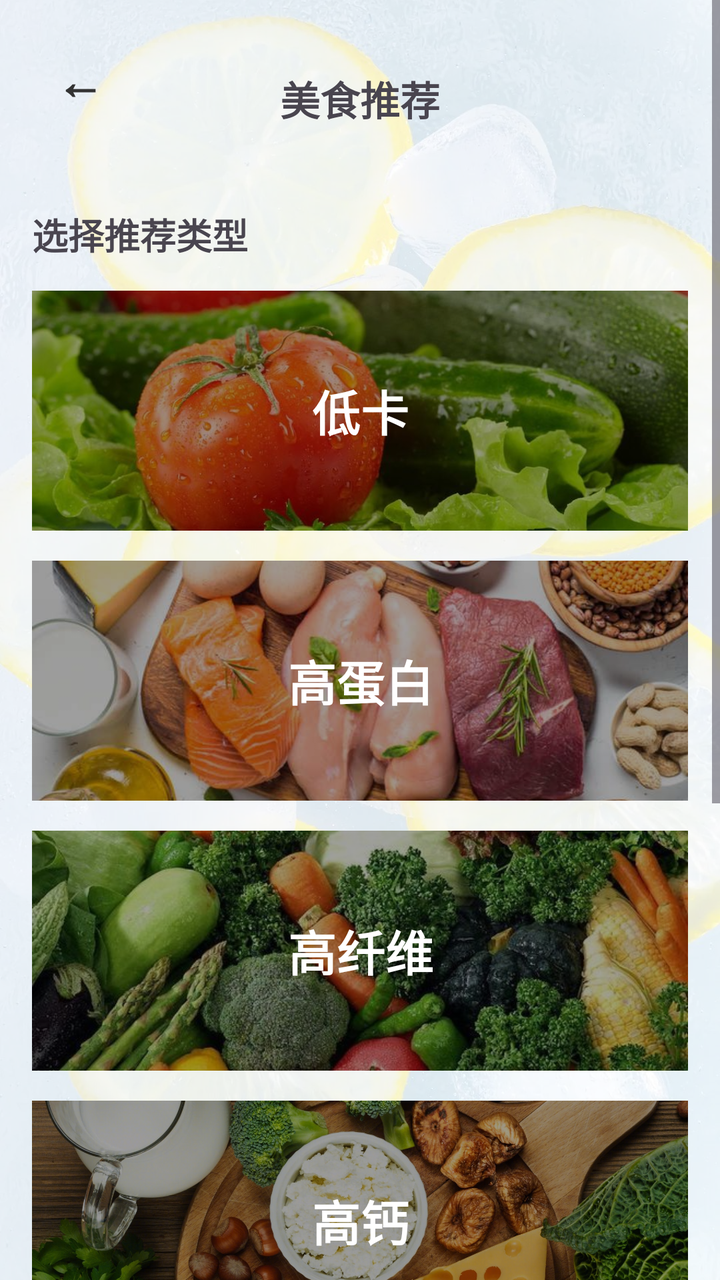
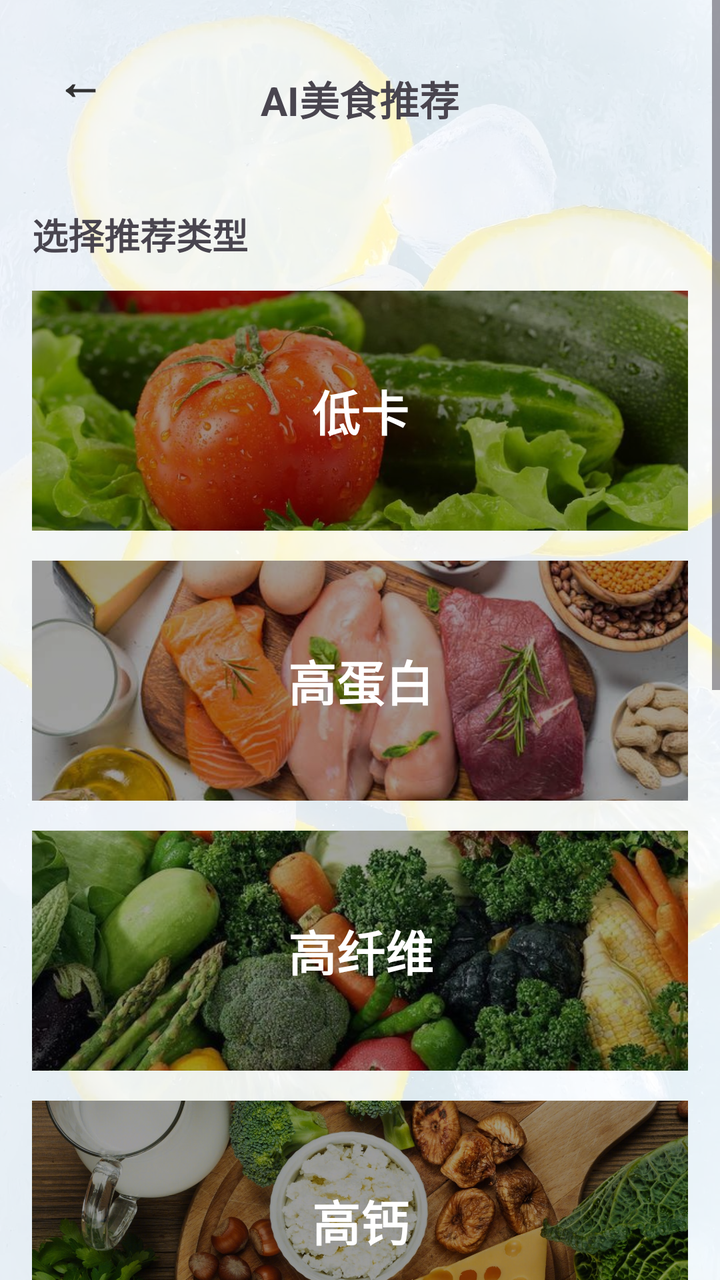

Before-and-after screenshots of an Android layout around one commit, followed by the original layout XML and the change that was made.
<!-- AndroidManifest.xml: application theme Base.Theme.Food_project -->
<!-- res/layout/activity_food_recommend.xml -->
<?xml version="1.0" encoding="utf-8"?>
<FrameLayout xmlns:android="http://schemas.android.com/apk/res/android"
    android:layout_width="match_parent"
    android:layout_height="match_parent">

    
    <ImageView
        android:layout_width="match_parent"
        android:layout_height="match_parent"
        android:src="@drawable/beijing"
        android:scaleType="centerCrop"/>

    
    <View
        android:layout_width="match_parent"
        android:layout_height="match_parent"
        android:background="#C0FFFFFF"/>

    
    <ScrollView
        android:layout_width="match_parent"
        android:layout_height="match_parent">

        <LinearLayout
            android:layout_width="match_parent"
            android:layout_height="wrap_content"
            android:orientation="vertical"
            android:padding="16dp">

            
            <RelativeLayout
                android:layout_width="match_parent"
                android:layout_height="wrap_content"
                android:layout_marginBottom="20dp">

                
                <TextView
                    android:id="@+id/btn_back"
                    android:layout_width="48dp"
                    android:layout_height="48dp"
                    android:text="←"
                    android:textSize="24sp"
                    android:textColor="#333"
                    android:textStyle="bold"
                    android:gravity="center"
                    android:padding="8dp"
                    android:background="?attr/selectableItemBackgroundBorderless"
                    android:clickable="true"
                    android:focusable="true"
                    android:layout_alignParentStart="true"
                    android:layout_alignParentTop="true"/>

                
                <TextView
                    android:layout_width="wrap_content"
                    android:layout_height="wrap_content"
                    android:text="美食推荐"
                    android:textSize="20sp"
                    android:textStyle="bold"
                    android:layout_centerHorizontal="true"
                    android:layout_alignBottom="@id/btn_back"/>
            </RelativeLayout>

            
            <TextView
                android:layout_width="wrap_content"
                android:layout_height="wrap_content"
                android:text="选择推荐类型"
                android:textSize="18sp"
                android:textStyle="bold"
                android:layout_marginTop="20dp"
                android:layout_marginBottom="15dp"/>

            <RadioGroup
                android:id="@+id/rg_recommend_type"
                android:layout_width="match_parent"
                android:layout_height="wrap_content"
                android:orientation="vertical">

                
                <FrameLayout
                    android:id="@+id/frame_weight_loss"
                    android:layout_width="match_parent"
                    android:layout_height="120dp"
                    android:layout_marginBottom="15dp"
                    android:clickable="true"
                    android:focusable="true">
                    
                    <ImageView
                        android:layout_width="match_parent"
                        android:layout_height="match_parent"
                        android:src="@drawable/dika"
                        android:scaleType="centerCrop"/>
                    
                    <View
                        android:layout_width="match_parent"
                        android:layout_height="match_parent"
                        android:background="#60000000"/>
                    
                    <RadioButton
                        android:id="@+id/rb_weight_loss"
                        android:layout_width="match_parent"
                        android:layout_height="match_parent"
                        android:text="低卡"
                        android:textSize="24sp"
                        android:textColor="#FFFFFF"
                        android:textStyle="bold"
                        android:gravity="center"
                        android:button="@null"
                        android:background="@android:color/transparent"
                        android:clickable="false"/>
                </FrameLayout>

                
                <FrameLayout
                    android:id="@+id/frame_weight_gain"
                    android:layout_width="match_parent"
                    android:layout_height="120dp"
                    android:layout_marginBottom="15dp"
                    android:clickable="true"
                    android:focusable="true">
                    
                    <ImageView
                        android:layout_width="match_parent"
                        android:layout_height="match_parent"
                        android:src="@drawable/gaodanbai"
                        android:scaleType="centerCrop"/>
                    
                    <View
                        android:layout_width="match_parent"
                        android:layout_height="match_parent"
                        android:background="#60000000"/>
                    
                    <RadioButton
                        android:id="@+id/rb_weight_gain"
                        android:layout_width="match_parent"
                        android:layout_height="match_parent"
                        android:text="高蛋白"
                        android:textSize="24sp"
                        android:textColor="#FFFFFF"
                        android:textStyle="bold"
                        android:gravity="center"
                        android:button="@null"
                        android:background="@android:color/transparent"
                        android:clickable="false"/>
                </FrameLayout>

                
                <FrameLayout
                    android:id="@+id/frame_home_cooking"
                    android:layout_width="match_parent"
                    android:layout_height="120dp"
                    android:layout_marginBottom="15dp"
                    android:clickable="true"
                    android:focusable="true">
                    
                    <ImageView
                        android:layout_width="match_parent"
                        android:layout_height="match_parent"
                        android:src="@drawable/gaoxianwei"
                        android:scaleType="centerCrop"/>
                    
                    <View
                        android:layout_width="match_parent"
                        android:layout_height="match_parent"
                        android:background="#60000000"/>
                    
                    <RadioButton
                        android:id="@+id/rb_home_cooking"
                        android:layout_width="match_parent"
                        android:layout_height="match_parent"
                        android:text="高纤维"
                        android:textSize="24sp"
                        android:textColor="#FFFFFF"
                        android:textStyle="bold"
                        android:gravity="center"
                        android:button="@null"
                        android:background="@android:color/transparent"
                        android:clickable="false"/>
                </FrameLayout>

                
                <FrameLayout
                    android:id="@+id/frame_quick_meal"
                    android:layout_width="match_parent"
                    android:layout_height="120dp"
                    android:layout_marginBottom="15dp"
                    android:clickable="true"
                    android:focusable="true">
                    
                    <ImageView
                        android:layout_width="match_parent"
                        android:layout_height="match_parent"
                        android:src="@drawable/gaogai"
                        android:scaleType="centerCrop"/>
                    
                    <View
                        android:layout_width="match_parent"
                        android:layout_height="match_parent"
                        android:background="#60000000"/>
                    
                    <RadioButton
                        android:id="@+id/rb_quick_meal"
                        android:layout_width="match_parent"
                        android:layout_height="match_parent"
                        android:text="高钙"
                        android:textSize="24sp"
                        android:textColor="#FFFFFF"
                        android:textStyle="bold"
                        android:gravity="center"
                        android:button="@null"
                        android:background="@android:color/transparent"
                        android:clickable="false"/>
                </FrameLayout>

            </RadioGroup>

            
            <Button
                android:id="@+id/btn_get_recommend"
                android:layout_width="wrap_content"
                android:layout_height="wrap_content"
                android:text="获取推荐菜品"
                android:backgroundTint="#3fe95d"
                android:layout_gravity="center"
                android:layout_marginTop="10dp"/>

            
            <TextView
                android:id="@+id/tv_recommend_empty"
                android:layout_width="wrap_content"
                android:layout_height="wrap_content"
                android:text="选择类型并点击「获取推荐菜品」查看结果"
                android:textSize="14sp"
                android:textColor="@android:color/darker_gray"
                android:layout_gravity="center"
                android:layout_marginTop="20dp"/>

            
            <Button
                android:id="@+id/btn_refresh_recommend"
                android:layout_width="wrap_content"
                android:layout_height="wrap_content"
                android:text="换一批"
                android:layout_gravity="end"
                android:layout_marginTop="10dp"
                android:visibility="gone"/>

            
            <View
                android:layout_width="match_parent"
                android:layout_height="1dp"
                android:background="@android:color/darker_gray"
                android:layout_marginTop="20dp"/>

            
            <TextView
                android:layout_width="wrap_content"
                android:layout_height="wrap_content"
                android:text="根据已有菜品找搭配"
                android:textSize="18sp"
                android:textStyle="bold"
                android:layout_marginTop="20dp"/>

            <AutoCompleteTextView
                android:id="@+id/actv_dish_search"
                android:layout_width="match_parent"
                android:layout_height="wrap_content"
                android:hint="输入/选择已有菜品"
                android:layout_marginTop="10dp"
                android:inputType="text"/>

            <Button
                android:id="@+id/btn_search_related"
                android:layout_width="wrap_content"
                android:layout_height="wrap_content"
                android:text="搜索相关菜品"
                android:backgroundTint="#3fe95d"
                android:layout_gravity="end"
                android:layout_marginTop="10dp"/>

            
            <TextView
                android:id="@+id/tv_related_empty"
                android:layout_width="wrap_content"
                android:layout_height="wrap_content"
                android:text="输入菜品名称并点击「搜索相关菜品」查看结果"
                android:textSize="14sp"
                android:textColor="@android:color/darker_gray"
                android:layout_gravity="center"
                android:layout_marginTop="20dp"/>

        </LinearLayout>
    </ScrollView>
</FrameLayout>
<!-- resources referenced by this layout -->
<resources>
  <!-- drawable beijing: jpg bitmap (drawable, 196830 bytes) -->
  <!-- drawable dika: jpg bitmap (drawable, 73686 bytes) -->
  <!-- drawable gaodanbai: jpg bitmap (drawable, 75450 bytes) -->
  <!-- drawable gaogai: jpg bitmap (drawable, 848488 bytes) -->
  <!-- drawable gaoxianwei: jpg bitmap (drawable, 92132 bytes) -->
  <style name="Base.Theme.Food_project" parent="Theme.Material3.DayNight.NoActionBar">
          
          
      </style>
</resources>

<!-- the commit's change to res/layout/activity_food_recommend.xml (unified diff, before → after) -->
@@ -54,7 +54,7 @@
                 <TextView
                     android:layout_width="wrap_content"
                     android:layout_height="wrap_content"
-                    android:text="美食推荐"
+                    android:text="AI美食推荐"
                     android:textSize="20sp"
                     android:textStyle="bold"
                     android:layout_centerHorizontal="true"
@@ -216,27 +216,35 @@
             </RadioGroup>
 
             
+            <EditText
+                android:id="@+id/et_user_note"
+                android:layout_width="match_parent"
+                android:layout_height="wrap_content"
+                android:hint="可选：添加备注（如：制作难度、烹饪时间要求等）"
+                android:background="@drawable/input_border"
+                android:padding="10dp"
+                android:maxLines="2"
+                android:layout_marginBottom="10dp"/>
+
             <Button
                 android:id="@+id/btn_get_recommend"
                 android:layout_width="wrap_content"
                 android:layout_height="wrap_content"
-                android:text="获取推荐菜品"
+                android:text="AI推荐菜品"
                 android:backgroundTint="#3fe95d"
                 android:layout_gravity="center"
                 android:layout_marginTop="10dp"/>
 
-            
             <TextView
                 android:id="@+id/tv_recommend_empty"
                 android:layout_width="wrap_content"
                 android:layout_height="wrap_content"
-                android:text="选择类型并点击「获取推荐菜品」查看结果"
+                android:text="选择类型并点击「AI推荐菜品」查看结果"
                 android:textSize="14sp"
                 android:textColor="@android:color/darker_gray"
                 android:layout_gravity="center"
                 android:layout_marginTop="20dp"/>
 
-            
             <Button
                 android:id="@+id/btn_refresh_recommend"
                 android:layout_width="wrap_content"
@@ -257,34 +265,46 @@
             <TextView
                 android:layout_width="wrap_content"
                 android:layout_height="wrap_content"
-                android:text="根据已有菜品找搭配"
+                android:text="根据食材智能推荐"
                 android:textSize="18sp"
                 android:textStyle="bold"
                 android:layout_marginTop="20dp"/>
 
             <AutoCompleteTextView
-                android:id="@+id/actv_dish_search"
-                android:layout_width="match_parent"
-                android:layout_height="wrap_content"
-                android:hint="输入/选择已有菜品"
+                android:id="@+id/actv_ingredient_search"
+                android:layout_width="match_parent"
+                android:layout_height="wrap_content"
+                android:hint="输入/选择食材（如：西红柿）"
                 android:layout_marginTop="10dp"
+                android:background="@drawable/input_border"
+                android:padding="10dp"
                 android:inputType="text"/>
 
+            
+            <EditText
+                android:id="@+id/et_ingredient_note"
+                android:layout_width="match_parent"
+                android:layout_height="wrap_content"
+                android:hint="可选：添加备注（如：简单快手、适合新手等）"
+                android:background="@drawable/input_border"
+                android:padding="10dp"
+                android:maxLines="2"
+                android:layout_marginTop="10dp"/>
+
             <Button
-                android:id="@+id/btn_search_related"
-                android:layout_width="wrap_content"
-                android:layout_height="wrap_content"
-                android:text="搜索相关菜品"
+                android:id="@+id/btn_search_by_ingredient"
+                android:layout_width="wrap_content"
+                android:layout_height="wrap_content"
+                android:text="AI推荐菜品"
                 android:backgroundTint="#3fe95d"
                 android:layout_gravity="end"
                 android:layout_marginTop="10dp"/>
 
-            
             <TextView
-                android:id="@+id/tv_related_empty"
-                android:layout_width="wrap_content"
-                android:layout_height="wrap_content"
-                android:text="输入菜品名称并点击「搜索相关菜品」查看结果"
+                android:id="@+id/tv_ingredient_empty"
+                android:layout_width="wrap_content"
+                android:layout_height="wrap_content"
+                android:text="输入食材名称并点击「AI推荐菜品」查看结果"
                 android:textSize="14sp"
                 android:textColor="@android:color/darker_gray"
                 android:layout_gravity="center"
<!-- resource entries referenced after the edit -->
@@ -1,10 +1,17 @@
 <!-- resources referenced by this layout -->
 <resources>
-  <!-- drawable beijing: jpg bitmap (drawable, 196830 bytes) -->
+  <!-- drawable beijing: jpg bitmap (drawable, 167242 bytes) -->
   <!-- drawable dika: jpg bitmap (drawable, 73686 bytes) -->
   <!-- drawable gaodanbai: jpg bitmap (drawable, 75450 bytes) -->
   <!-- drawable gaogai: jpg bitmap (drawable, 848488 bytes) -->
   <!-- drawable gaoxianwei: jpg bitmap (drawable, 92132 bytes) -->
+  <!-- drawable input_border (drawable) -->
+  <?xml version="1.0" encoding="utf-8"?>
+  <shape xmlns:android="http://schemas.android.com/apk/res/android">
+      <solid android:color="#FFFFFF"/>
+      <corners android:radius="8dp"/>
+      <stroke android:width="1dp" android:color="#DDDDDD"/>
+  </shape>
   <style name="Base.Theme.Food_project" parent="Theme.Material3.DayNight.NoActionBar">
           
           
